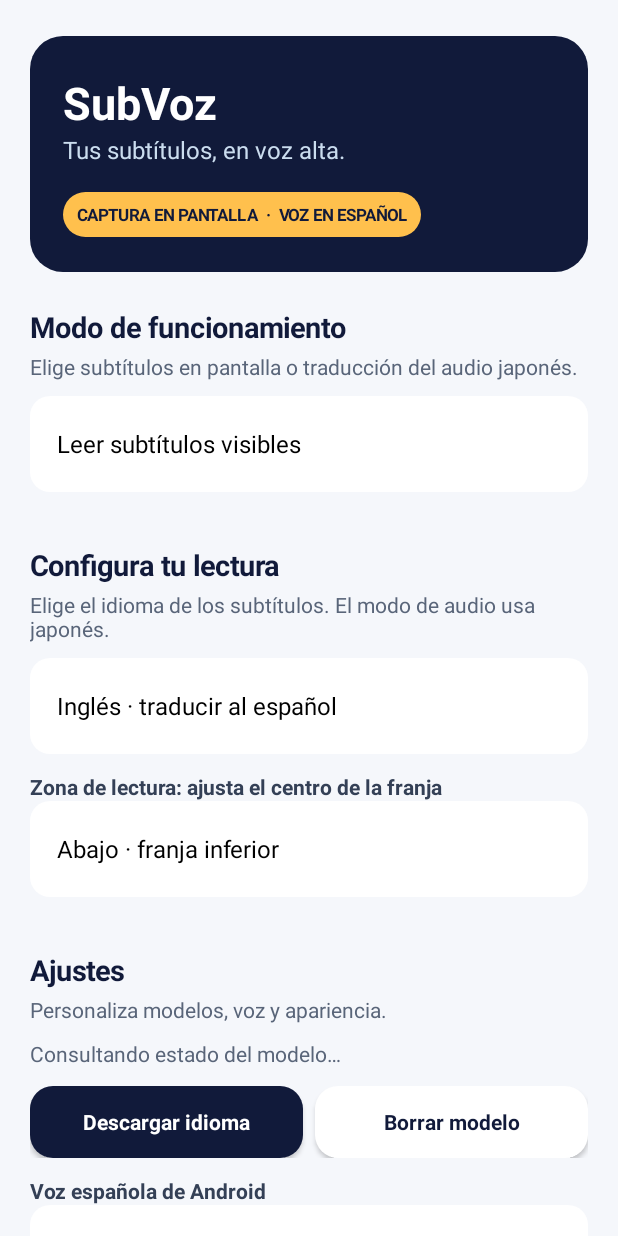
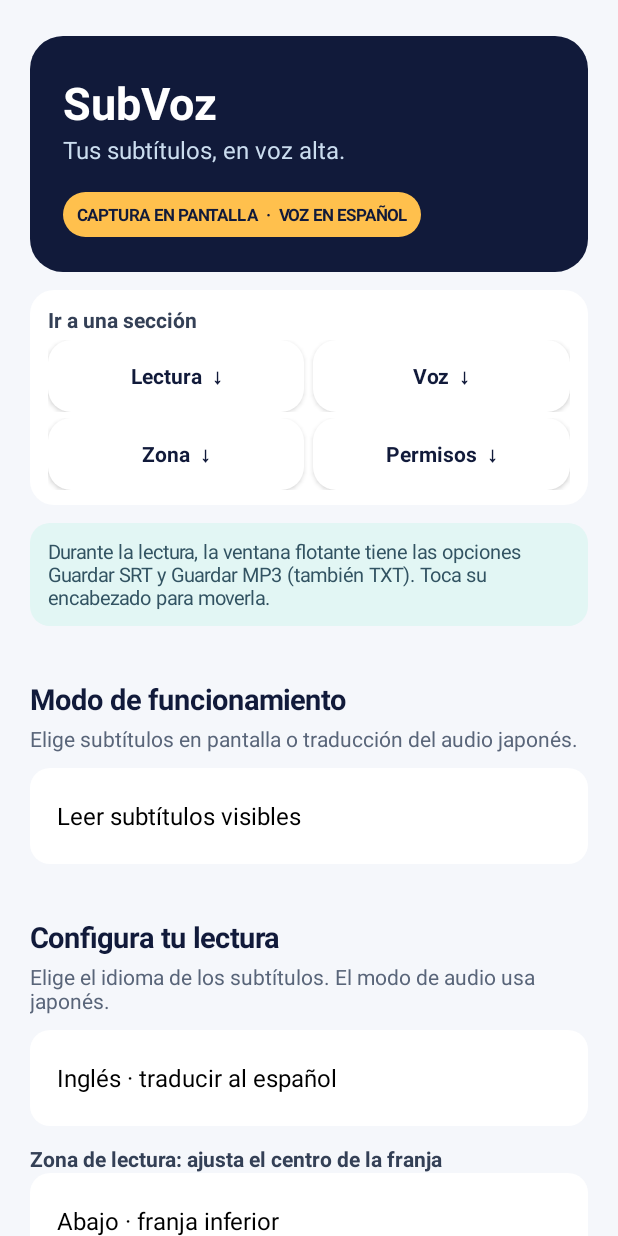
Before and after one commit to buzonrollo-coder/subvoz, an Android app: the screen it shows after launch (MainActivity), on a phone screen of 412 x 824 dp. Run offline under Robolectric (Android 15) with nearby library versions, the phone set to English and light mode, and no system bars; libraries missing offline, so code that uses them is left out: com.google.mlkit.common, com.google.mlkit.nl; 3 statements that could not run were skipped.

Commit message:
Make floating exports visible and add quick navigation
Reshape the overlay into compact, draggable status and clearly grouped controls/export actions with screen-fit sizing. Add in-app section shortcuts and explain where TXT/SRT/MP3 saving lives.

```diff
--- a/app/src/main/java/com/neko/subvoz/MainActivity.java
+++ b/app/src/main/java/com/neko/subvoz/MainActivity.java
@@ -38,17 +38,23 @@ public class MainActivity extends Activity {
   TextView brand=new TextView(this);brand.setText("SubVoz");brand.setTextColor(Color.WHITE);brand.setTextSize(30);brand.setTypeface(null,Typeface.BOLD);hero.addView(brand);
   TextView tagline=new TextView(this);tagline.setText("Tus subtítulos, en voz alta.");tagline.setTextColor(Color.rgb(203,221,239));tagline.setTextSize(16);hero.addView(tagline);
   TextView badge=new TextView(this);badge.setText("CAPTURA EN PANTALLA  ·  VOZ EN ESPAÑOL");badge.setTextColor(NAVY);badge.setTextSize(11);badge.setTypeface(null,Typeface.BOLD);badge.setPadding(dp(9),dp(7),dp(9),dp(7));badge.setBackground(round(GOLD,20));LinearLayout.LayoutParams blp=new LinearLayout.LayoutParams(-2,-2);blp.topMargin=dp(17);hero.addView(badge,blp);
+  final View[] navTargets=new View[4];
+  LinearLayout navCard=new LinearLayout(this);navCard.setOrientation(LinearLayout.VERTICAL);navCard.setPadding(dp(12),dp(10),dp(12),dp(10));navCard.setBackground(round(Color.WHITE,16));LinearLayout.LayoutParams ncp=fieldMargins();ncp.topMargin=dp(12);root.addView(navCard,ncp);
+  TextView navHeading=smallLabel("Ir a una sección");navCard.addView(navHeading);
+  String[] navNames={"Lectura","Voz","Zona","Permisos"};
+  for(int r=0;r<2;r++){LinearLayout navRow=new LinearLayout(this);LinearLayout.LayoutParams nrp=new LinearLayout.LayoutParams(-1,-2);nrp.topMargin=dp(4);navCard.addView(navRow,nrp);for(int c=0;c<2;c++){final int index=r*2+c;Button jump=button(navNames[index]+"  ↓",false);LinearLayout.LayoutParams jlp=new LinearLayout.LayoutParams(0,-2,1);if(c>0)jlp.leftMargin=dp(6);navRow.addView(jump,jlp);jump.setOnClickListener(v->{View target=navTargets[index];if(target!=null)scroll.post(()->scroll.smoothScrollTo(0,target.getTop()));});}}
+  TextView exportHint=new TextView(this);exportHint.setText("Durante la lectura, la ventana flotante tiene las opciones Guardar SRT y Guardar MP3 (también TXT). Toca su encabezado para moverla.");exportHint.setTextColor(Color.rgb(50,83,98));exportHint.setTextSize(13);exportHint.setPadding(dp(12),dp(10),dp(12),dp(10));exportHint.setBackground(round(Color.rgb(226,246,244),13));root.addView(exportHint,fieldMargins());
   sectionTitle(root,"Modo de funcionamiento","Elige subtítulos en pantalla o traducción del audio japonés.");
-  modeSpinner=new Spinner(this);modeSpinner.setAdapter(new ArrayAdapter<>(this,android.R.layout.simple_spinner_dropdown_item,new String[]{"Leer subtítulos visibles","Traducir audio japonés (beta)"}));styleSpinner(modeSpinner);root.addView(modeSpinner,fieldMargins());modeSpinner.setSelection(prefs.getInt("mode",0));
+  modeSpinner=new Spinner(this);navTargets[0]=modeSpinner;modeSpinner.setAdapter(new ArrayAdapter<>(this,android.R.layout.simple_spinner_dropdown_item,new String[]{"Leer subtítulos visibles","Traducir audio japonés (beta)"}));styleSpinner(modeSpinner);root.addView(modeSpinner,fieldMargins());modeSpinner.setSelection(prefs.getInt("mode",0));
   sectionTitle(root,"Configura tu lectura","Elige el idioma de los subtítulos. El modo de audio usa japonés.");
   language=new Spinner(this);language.setAdapter(new ArrayAdapter<>(this,android.R.layout.simple_spinner_dropdown_item,LANGUAGES));styleSpinner(language);root.addView(language,fieldMargins());language.setSelection(prefs.getInt("source",1));language.setOnItemSelectedListener(new SimpleSelect(()->refreshModelStatus()));
   TextView regionLabel=smallLabel("Zona de lectura: ajusta el centro de la franja");root.addView(regionLabel);
-  region=new Spinner(this);region.setAdapter(new ArrayAdapter<>(this,android.R.layout.simple_spinner_dropdown_item,new String[]{"Abajo · franja inferior","Centro · franja central","Arriba · franja superior","Personalizada · usar ajuste fino"}));styleSpinner(region);root.addView(region,fieldMargins());region.setSelection(prefs.getInt("region",0));region.setOnItemSelectedListener(new SimpleSelect(()->prefs.edit().putInt("region",region.getSelectedItemPosition()).apply()));
+  region=new Spinner(this);navTargets[2]=region;region.setAdapter(new ArrayAdapter<>(this,android.R.layout.simple_spinner_dropdown_item,new String[]{"Abajo · franja inferior","Centro · franja central","Arriba · franja superior","Personalizada · usar ajuste fino"}));styleSpinner(region);root.addView(region,fieldMargins());region.setSelection(prefs.getInt("region",0));region.setOnItemSelectedListener(new SimpleSelect(()->prefs.edit().putInt("region",region.getSelectedItemPosition()).apply()));
   sectionTitle(root,"Ajustes","Personaliza modelos, voz y apariencia.");
   modelStatus=new TextView(this);modelStatus.setTextColor(Color.rgb(89,101,121));modelStatus.setTextSize(14);root.addView(modelStatus,fieldMargins());
   LinearLayout modelButtons=new LinearLayout(this);Button download=button("Descargar idioma",true);modelButtons.addView(download,new LinearLayout.LayoutParams(0,-2,1));Button remove=button("Borrar modelo",false);LinearLayout.LayoutParams rlp=new LinearLayout.LayoutParams(0,-2,1);rlp.leftMargin=dp(8);modelButtons.addView(remove,rlp);root.addView(modelButtons,fieldMargins());download.setOnClickListener(v->downloadSelectedModel());remove.setOnClickListener(v->deleteSelectedModel());
   TextView voiceLabel=smallLabel("Voz española de Android");root.addView(voiceLabel);
-  voiceSpinner=new Spinner(this);voiceSpinner.setAdapter(new ArrayAdapter<>(this,android.R.layout.simple_spinner_dropdown_item,new String[]{"Buscando voces españolas…"}));styleSpinner(voiceSpinner);root.addView(voiceSpinner,fieldMargins());
+  voiceSpinner=new Spinner(this);navTargets[1]=voiceSpinner;voiceSpinner.setAdapter(new ArrayAdapter<>(this,android.R.layout.simple_spinner_dropdown_item,new String[]{"Buscando voces españolas…"}));styleSpinner(voiceSpinner);root.addView(voiceSpinner,fieldMargins());
   tts=new TextToSpeech(this,result->{if(result==TextToSpeech.SUCCESS)loadSpanishVoices();});
   Button test=button("Escuchar voz de prueba",false);root.addView(test,fieldMargins());test.setOnClickListener(v->testVoice());
   Button androidTts=button("Administrar o descargar voces de Android",false);root.addView(androidTts,fieldMargins());androidTts.setOnClickListener(v->{try{startActivity(new Intent("com.android.settings.TTS_SETTINGS"));}catch(Exception e){Toast.makeText(this,"Abre Ajustes de Android → Síntesis de voz",Toast.LENGTH_LONG).show();}});
@@ -65,7 +71,7 @@ public class MainActivity extends Activity {
   SeekBar position=new SeekBar(this);sectionTitle(root,"Zona personalizada","Ajusta el centro vertical de la franja que SubVoz revisa.");position.setMax(60);position.setProgress(prefs.getInt("zone",30));root.addView(position,fieldMargins());TextView posVal=smallLabel("Centro de franja: "+(20+position.getProgress())+"% de la pantalla");root.addView(posVal);position.setOnSeekBarChangeListener(new SeekBar.OnSeekBarChangeListener(){public void onProgressChanged(SeekBar s,int p,boolean u){posVal.setText("Centro de franja: "+(20+p)+"% de la pantalla");if(u)prefs.edit().putInt("zone",p).apply();}public void onStartTrackingTouch(SeekBar s){}public void onStopTrackingTouch(SeekBar s){}});
   TextView audioModelStatus=smallLabel("Modelo de audio japonés: "+(JapaneseModelStore.isInstalled(this)?"descargado":"no descargado (aprox. 50 MB)"));root.addView(audioModelStatus,fieldMargins());Button audioDownload=button("Descargar modelo de audio japonés",false);root.addView(audioDownload,fieldMargins());audioDownload.setOnClickListener(v->{audioModelStatus.setText("Descargando modelo japonés… 0%");JapaneseModelStore.download(this,new JapaneseModelStore.Progress(){public void update(int p){runOnUiThread(()->audioModelStatus.setText("Descargando modelo japonés… "+p+"%"));}public void done(java.io.File f,Exception e){runOnUiThread(()->{audioModelStatus.setText(e==null?"✓ Modelo japonés listo para usarse sin conexión":"No se pudo descargar el modelo japonés. Revisa internet y espacio disponible.");});}});});
   TextView note=new TextView(this);note.setText("El modelo Vosk japonés se descarga de forma opcional (~50 MB). ML Kit traduce el texto al español en el teléfono. Android pedirá permiso de captura y de audio. El audio no se guarda ni se envía desde SubVoz.");note.setTextColor(Color.rgb(70,83,105));note.setTextSize(13);note.setPadding(dp(14),dp(13),dp(14),dp(13));note.setBackground(round(Color.rgb(229,247,251),14));root.addView(note,fieldMargins());
-  sectionTitle(root,"Permisos","Se requieren para capturar la pantalla compartida y mostrar la ventana flotante.");Button permission=button("1   Permitir ventana flotante",false);root.addView(permission,fieldMargins());permission.setOnClickListener(v->startActivity(new Intent(Settings.ACTION_MANAGE_OVERLAY_PERMISSION,Uri.parse("package:"+getPackageName()))));
+  sectionTitle(root,"Permisos","Se requieren para capturar la pantalla compartida y mostrar la ventana flotante.");Button permission=button("1   Permitir ventana flotante",false);navTargets[3]=permission;root.addView(permission,fieldMargins());permission.setOnClickListener(v->startActivity(new Intent(Settings.ACTION_MANAGE_OVERLAY_PERMISSION,Uri.parse("package:"+getPackageName()))));
   Button start=button("2   Iniciar lectura",true);root.addView(start,fieldMargins());start.setOnClickListener(v->{boolean audio=modeSpinner.getSelectedItemPosition()==1;if(audio&&!JapaneseModelStore.isInstalled(this)){Toast.makeText(this,"Primero descarga el modelo de audio japonés en Ajustes.",Toast.LENGTH_LONG).show();return;}if(audio&&checkSelfPermission(android.Manifest.permission.RECORD_AUDIO)!=android.content.pm.PackageManager.PERMISSION_GRANTED){new AlertDialog.Builder(this).setTitle("Permiso para traducir audio").setMessage("SubVoz capturará el audio reproducido por otra app solo durante esta sesión para reconocer japonés en este teléfono. No lo guarda ni lo envía a un servidor. Android también pedirá permiso de captura; algunos reproductores bloquean esta función.").setNegativeButton("Cancelar",null).setPositiveButton("Continuar",(d,w)->requestPermissions(new String[]{android.Manifest.permission.RECORD_AUDIO},124)).show();return;}beginProjection();});
   modeSpinner.setOnItemSelectedListener(new SimpleSelect(()->{boolean audio=modeSpinner.getSelectedItemPosition()==1;language.setEnabled(!audio);if(audio)language.setSelection(2);prefs.edit().putInt("mode",modeSpinner.getSelectedItemPosition()).apply();}));
   Button stop=button("Detener lectura",false);root.addView(stop,fieldMargins());stop.setOnClickListener(v->stopService(new Intent(this,CaptureService.class)));
```
Also changed, not shown: app/src/main/java/com/neko/subvoz/CaptureService.java (+24 -10 lines).
